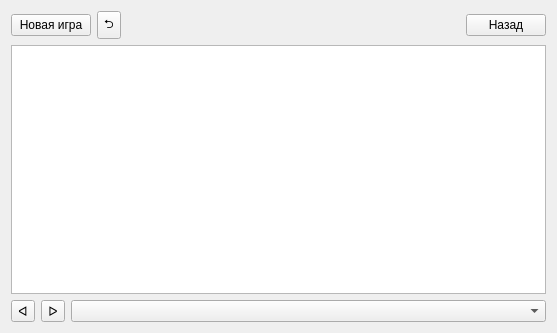
Before: the Qt Designer form src/gui/screen_game/screen_game.ui in MR-Geri/chess, drawn with Qt 5.
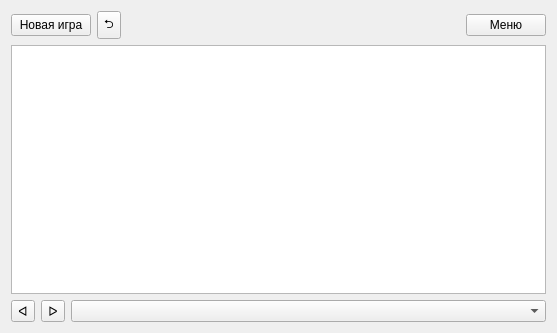
After: the same form once the commit is applied.

Patch:
```diff
--- a/src/gui/screen_game/screen_game.ui
+++ b/src/gui/screen_game/screen_game.ui
@@ -57,7 +57,7 @@
           <enum>Qt::NoFocus</enum>
          </property>
          <property name="text">
-          <string>Назад</string>
+          <string>Меню</string>
          </property>
         </widget>
        </item>
```
